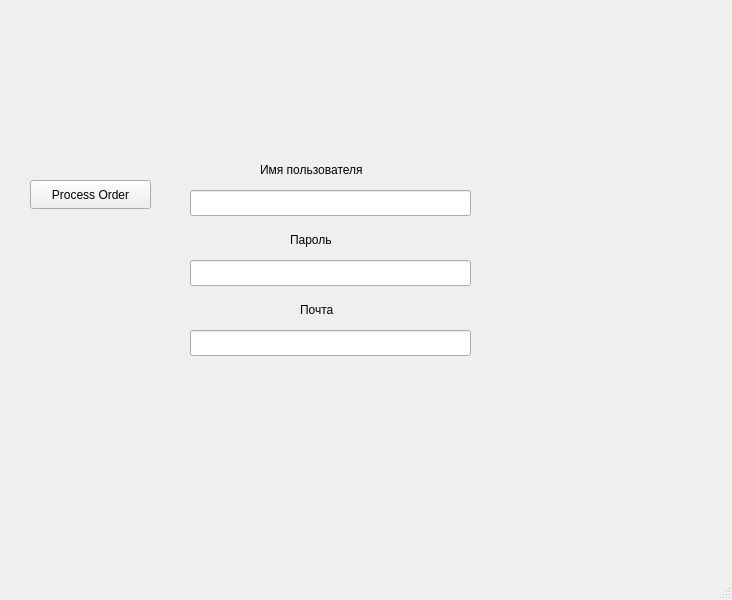
This is startWindow.ui in Yagiar/OrderManagementSystem as Qt 5 draws it before an edit. The edited form follows.
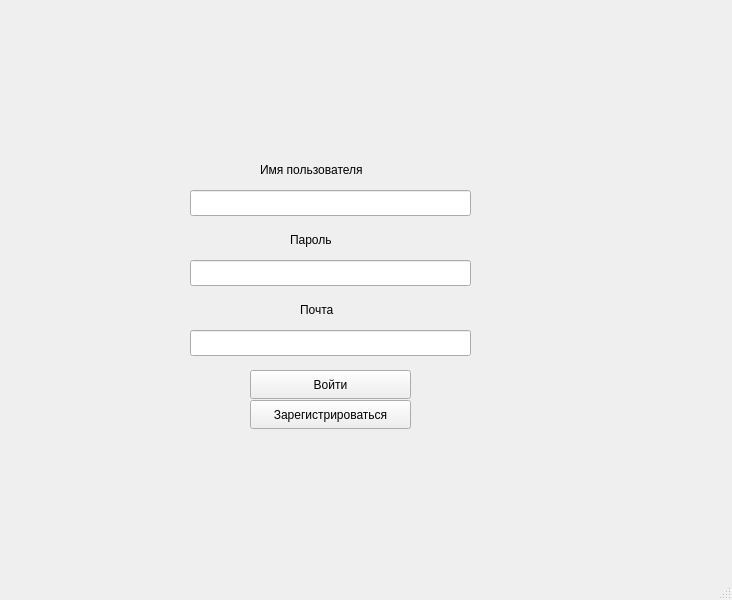
This is the edited form.

What changed in the file:
```diff
--- a/startWindow.ui
+++ b/startWindow.ui
@@ -14,19 +14,6 @@
    <string>MainWindow</string>
   </property>
   <widget class="QWidget" name="centralwidget">
-   <widget class="QPushButton" name="ButProcessOrder">
-    <property name="geometry">
-     <rect>
-      <x>30</x>
-      <y>180</y>
-      <width>121</width>
-      <height>29</height>
-     </rect>
-    </property>
-    <property name="text">
-     <string>Process Order</string>
-    </property>
-   </widget>
    <widget class="QLabel" name="labelUsername">
     <property name="geometry">
      <rect>
@@ -96,6 +83,32 @@
      </rect>
     </property>
    </widget>
+   <widget class="QPushButton" name="butLogin">
+    <property name="geometry">
+     <rect>
+      <x>250</x>
+      <y>370</y>
+      <width>161</width>
+      <height>29</height>
+     </rect>
+    </property>
+    <property name="text">
+     <string>Войти</string>
+    </property>
+   </widget>
+   <widget class="QPushButton" name="butRegistation">
+    <property name="geometry">
+     <rect>
+      <x>250</x>
+      <y>400</y>
+      <width>161</width>
+      <height>29</height>
+     </rect>
+    </property>
+    <property name="text">
+     <string>Зарегистрироваться</string>
+    </property>
+   </widget>
   </widget>
   <widget class="QMenuBar" name="menubar">
    <property name="geometry">
```
